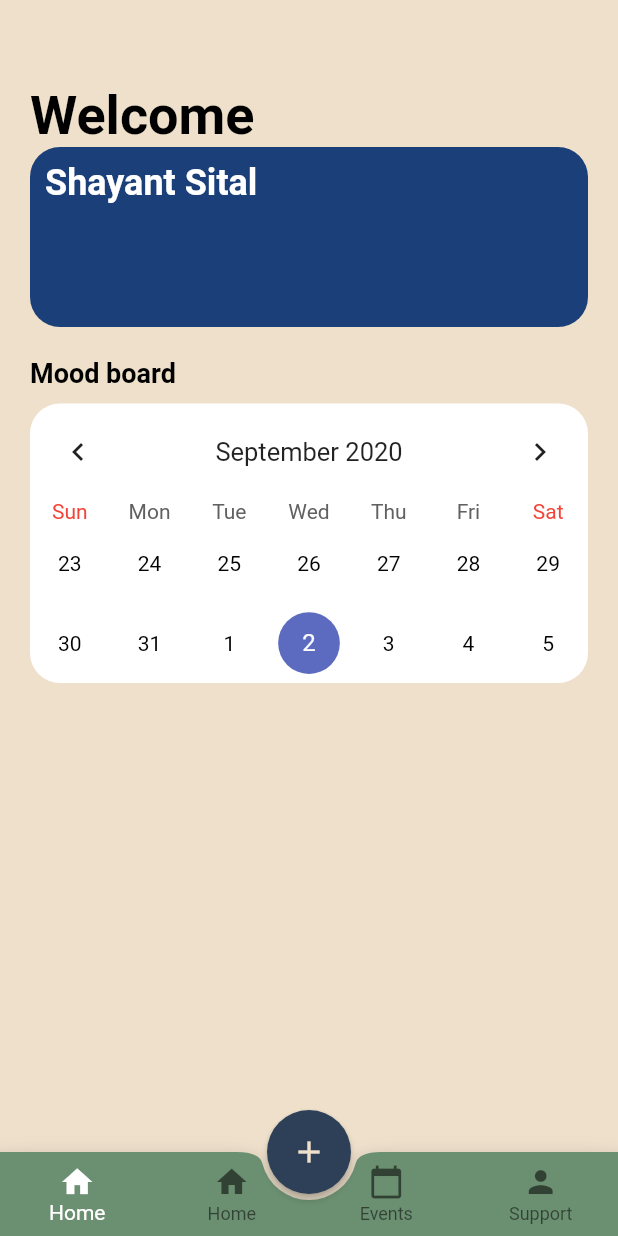
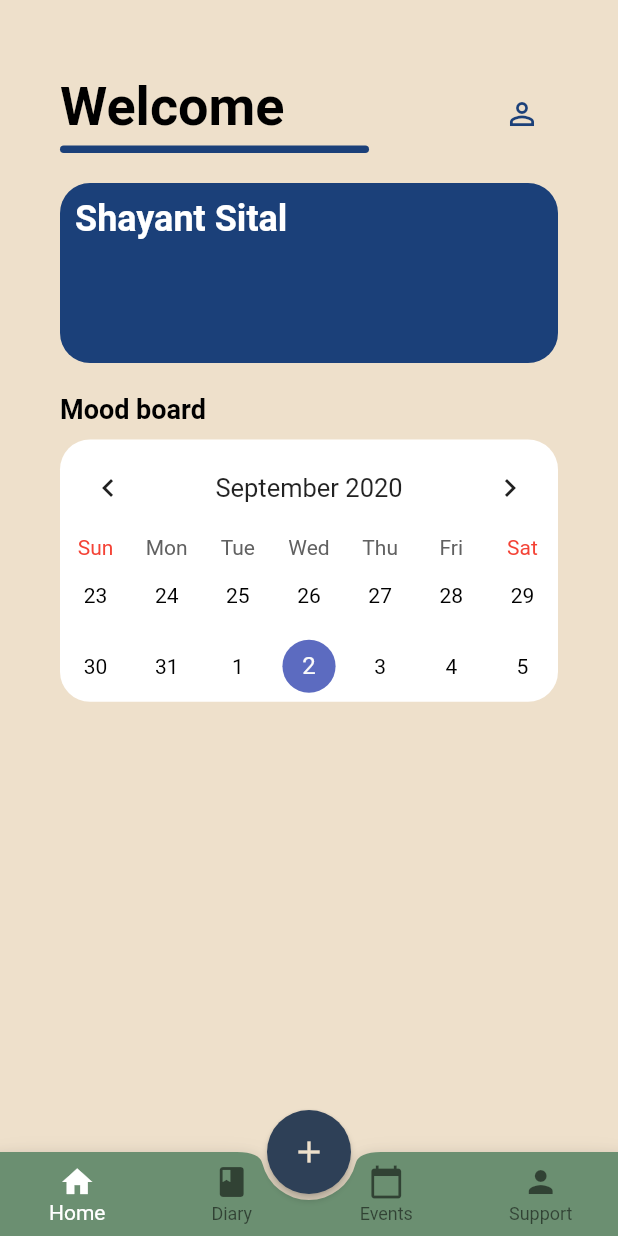
Before and after one commit to shayant98/Yepi, a Flutter app: the screen it shows after launch, on a phone screen of 412 x 824 dp. Run offline on Flutter 3.47's test engine with Material 2 defaults, Android fonts, the phone set to English and light mode, and no system bars; drawn by our look-alikes of table_calendar; our stand-ins replace auto_route, get_it, injectable, stacked, stacked_services.

Commit message:
added home events and diary

```diff
--- a/lib/app/router.dart
+++ b/lib/app/router.dart
@@ -1,5 +1,6 @@
 import 'package:auto_route/auto_route_annotations.dart';
 import 'package:yepi/ui/views/home/home_view.dart';
+import 'package:yepi/ui/views/parent/parent_view.dart';
 import 'package:yepi/ui/views/startup/startup_view.dart';
 
 @MaterialAutoRouter(
@@ -7,6 +8,7 @@ import 'package:yepi/ui/views/startup/startup_view.dart';
     // initial route is named "/"
     MaterialRoute(page: StartupView, initial: true),
     MaterialRoute(page: HomeView),
+    MaterialRoute(page: ParentView),
   ],
 )
 class $Router {}
--- a/lib/main.dart
+++ b/lib/main.dart
@@ -1,4 +1,5 @@
 import 'package:flutter/material.dart';
+import 'package:stacked_services/stacked_services.dart';
 import 'package:yepi/app/locator.dart';
 
 import 'app/router.gr.dart';
@@ -15,7 +16,8 @@ class MyApp extends StatelessWidget {
     return MaterialApp(
       title: 'Yepi',
       theme: ThemeData(backgroundColor: Color(0xFFEEE0CB)),
-      initialRoute: Routes.homeView,
+      navigatorKey: locator<NavigationService>().navigatorKey,
+      initialRoute: Routes.startupView,
       onGenerateRoute: Router().onGenerateRoute,
     );
   }
--- /dev/null
+++ b/lib/ui/dumb_widgets/title_widget.dart
@@ -0,0 +1,51 @@
+import 'package:flutter/material.dart';
+
+class TitleWidget extends StatelessWidget {
+  final String title;
+  const TitleWidget({Key key, this.title}) : super(key: key);
+
+  @override
+  Widget build(BuildContext context) {
+    return Row(
+      mainAxisAlignment: MainAxisAlignment.spaceBetween,
+      children: [
+        Column(
+          mainAxisAlignment: MainAxisAlignment.start,
+          crossAxisAlignment: CrossAxisAlignment.start,
+          children: [
+            Text(
+              title,
+              style: TextStyle(
+                  fontSize: 36,
+                  fontWeight: FontWeight.bold,
+                  color: Colors.black),
+            ),
+            SizedBox(
+              height: 5,
+            ),
+            Container(
+              width: MediaQuery.of(context).size.width * 0.5,
+              height: 5,
+              decoration: BoxDecoration(
+                  color: Color(0xFF1B4079),
+                  borderRadius: BorderRadius.circular(20)),
+            ),
+          ],
+        ),
+        Row(
+          mainAxisSize: MainAxisSize.min,
+          mainAxisAlignment: MainAxisAlignment.spaceAround,
+          children: [
+            IconButton(
+              icon: Icon(Icons.person_outline),
+              onPressed: () {},
+              iconSize: 24,
+              color: Color(0xFF1B4079),
+            ),
+            // IconButton(icon: Icon(Icons.settings), onPressed: () {})
+          ],
+        )
+      ],
+    );
+  }
+}
--- /dev/null
+++ b/lib/ui/views/diary/diary_viewmodel.dart
@@ -0,0 +1,3 @@
+import 'package:stacked/stacked.dart';
+
+class DiaryViewModel extends BaseViewModel {}
--- /dev/null
+++ b/lib/ui/views/events/events_viewmodel.dart
@@ -0,0 +1,6 @@
+import 'package:stacked/stacked.dart';
+import 'package:table_calendar/table_calendar.dart';
+
+class EventsViewModel extends BaseViewModel {
+  CalendarController calendarController = CalendarController();
+}
--- a/lib/ui/views/home/home_view.dart
+++ b/lib/ui/views/home/home_view.dart
@@ -1,31 +1,27 @@
 import 'package:flutter/material.dart';
 import 'package:stacked/stacked.dart';
 import 'package:table_calendar/table_calendar.dart';
+import 'package:yepi/ui/dumb_widgets/title_widget.dart';
 import 'package:yepi/ui/views/home/home_viewmodel.dart';
 
 class HomeView extends StatelessWidget {
   @override
   Widget build(BuildContext context) {
     return ViewModelBuilder<HomeViewModel>.reactive(
-      builder: (context, model, child) => Scaffold(
-        backgroundColor: Theme.of(context).backgroundColor,
-        appBar: AppBar(
-          toolbarOpacity: 0,
-          elevation: 0,
-          backgroundColor: Colors.transparent,
-        ),
-        body: Padding(
+      builder: (context, model, child) => Padding(
         padding: EdgeInsets.symmetric(horizontal: 20),
         child: SingleChildScrollView(
           child: Column(
             crossAxisAlignment: CrossAxisAlignment.start,
             children: [
-                Text(
-                  "Welcome",
-                  style: TextStyle(
-                      fontSize: 36,
-                      fontWeight: FontWeight.bold,
-                      color: Colors.black),
+              SizedBox(
+                height: 50,
+              ),
+              TitleWidget(
+                title: "Welcome",
+              ),
+              SizedBox(
+                height: 20,
               ),
               Container(
                 width: MediaQuery.of(context).size.width,
@@ -94,59 +90,7 @@ class HomeView extends StatelessWidget {
           ),
         ),
       ),
-        floatingActionButtonLocation: FloatingActionButtonLocation.centerDocked,
-        floatingActionButton: FloatingActionButton(
-          backgroundColor: Color(0xFF2E4057),
-          onPressed: () {},
-          tooltip: 'Add Entry',
-          child: Icon(
-            Icons.add,
-            color: Theme.of(context).backgroundColor,
-          ),
-          elevation: 2.0,
-        ),
-        bottomNavigationBar: BottomNav(),
-      ),
       viewModelBuilder: () => HomeViewModel(),
     );
   }
 }
-
-class BottomNav extends StatelessWidget {
-  const BottomNav({
-    Key key,
-  }) : super(key: key);
-
-  @override
-  Widget build(BuildContext context) {
-    return BottomAppBar(
-      clipBehavior: Clip.antiAliasWithSaveLayer,
-      shape: CircularNotchedRectangle(),
-      child: BottomNavigationBar(
-        elevation: 4,
-        backgroundColor: Color(0xFF6B8F71),
-        selectedItemColor: Colors.white,
-        type: BottomNavigationBarType.fixed,
-        currentIndex: 0,
-        items: [
-          BottomNavigationBarItem(
-            icon: Icon(Icons.home),
-            title: Text("Home"),
-          ),
-          BottomNavigationBarItem(
-            icon: Icon(Icons.home),
-            title: Text("Home"),
-          ),
-          BottomNavigationBarItem(
-            icon: Icon(Icons.calendar_today),
-            title: Text("Events"),
-          ),
-          BottomNavigationBarItem(
-            icon: Icon(Icons.person),
-            title: Text("Support"),
-          ),
-        ],
-      ),
-    );
-  }
-}
--- /dev/null
+++ b/lib/ui/views/parent/parent_view.dart
@@ -0,0 +1,146 @@
+import 'package:flutter/material.dart';
+import 'package:stacked/stacked.dart';
+import 'package:yepi/ui/views/diary/diary_view.dart';
+import 'package:yepi/ui/views/events/events_view.dart';
+import 'package:yepi/ui/views/home/home_view.dart';
+import 'package:yepi/ui/views/parent/parent_viewmodel.dart';
+
+class ParentView extends StatelessWidget {
+  final scaffoldState = GlobalKey<ScaffoldState>();
+
+  @override
+  Widget build(BuildContext context) {
+    return ViewModelBuilder<ParentViewModel>.reactive(
+      builder: (context, model, child) => Scaffold(
+        key: scaffoldState,
+        backgroundColor: Theme.of(context).backgroundColor,
+        body: Padding(
+          padding: EdgeInsets.symmetric(horizontal: 20),
+          child: getViewForIndex(model.currentIndex),
+        ),
+        floatingActionButtonLocation: FloatingActionButtonLocation.centerDocked,
+        floatingActionButton: FloatingActionButton(
+          backgroundColor: Color(0xFF2E4057),
+          onPressed: () => _showSheet(),
+          tooltip: 'Add Entry',
+          child: Icon(
+            Icons.add,
+            color: Theme.of(context).backgroundColor,
+          ),
+          elevation: 2.0,
+        ),
+        bottomNavigationBar: BottomAppBar(
+          color: Colors.transparent,
+          clipBehavior: Clip.antiAliasWithSaveLayer,
+          shape: CircularNotchedRectangle(),
+          child: BottomNavigationBar(
+            elevation: 4,
+            backgroundColor: Color(0xFF6B8F71),
+            selectedItemColor: Colors.white,
+            type: BottomNavigationBarType.fixed,
+            currentIndex: model.currentIndex,
+            onTap: model.setIndex,
+            items: [
+              BottomNavigationBarItem(
+                icon: Icon(Icons.home),
+                title: Text("Home"),
+              ),
+              BottomNavigationBarItem(
+                icon: Icon(Icons.book),
+                title: Text("Diary"),
+              ),
+              BottomNavigationBarItem(
+                icon: Icon(Icons.calendar_today),
+                title: Text("Events"),
+              ),
+              BottomNavigationBarItem(
+                icon: Icon(Icons.person),
+                title: Text("Support"),
+              ),
+            ],
+          ),
+        ),
+      ),
+      viewModelBuilder: () => ParentViewModel(),
+    );
+  }
+
+  void _showSheet() {
+    // Show BottomSheet here using the Scaffold state instead ot«f the Scaffold context
+    scaffoldState.currentState
+        .showBottomSheet((context) => SingleChildScrollView(
+              child: Container(
+                height: MediaQuery.of(context).size.height,
+                width: MediaQuery.of(context).size.width,
+                child: Padding(
+                  padding: EdgeInsets.all(20.0),
+                  child: Column(
+                    crossAxisAlignment: CrossAxisAlignment.start,
+                    children: [
+                      SizedBox(
+                        height: 20,
+                      ),
+                      Text(
+                        "Add an entry...",
+                        style: TextStyle(
+                            fontSize: 36,
+                            fontWeight: FontWeight.bold,
+                            color: Colors.black),
+                      ),
+                      SizedBox(
+                        height: 20,
+                      ),
+                      TextField(
+                        keyboardType: TextInputType.multiline,
+                        maxLines: null,
+                        decoration: InputDecoration(
+                          labelText: "Message",
+                          labelStyle: TextStyle(color: Color(0xFF6B8F71)),
+                          focusedBorder: OutlineInputBorder(
+                            borderRadius: BorderRadius.circular(10.0),
+                            borderSide: BorderSide(color: Color(0xFF6B8F71)),
+                          ),
+                          border: OutlineInputBorder(
+                            borderRadius: BorderRadius.circular(10.0),
+                            borderSide: BorderSide(),
+                          ),
+                        ),
+                      ),
+                      Row(
+                        children: [
+                          Switch(
+                            value: false,
+                            onChanged: (value) {},
+                          ),
+                          Text("Public"),
+                        ],
+                      ),
+                      FlatButton(
+                        color: Color(0xFF2E4057),
+                        shape: RoundedRectangleBorder(
+                            borderRadius: BorderRadius.circular(10)),
+                        onPressed: () {},
+                        child:
+                            Text("Add", style: TextStyle(color: Colors.white)),
+                      ),
+                      Divider(),
+                      Text(
+                          "* Only entries marked public are shared on the support board"),
+                    ],
+                  ),
+                ),
+              ),
+            ));
+  }
+}
+
+Widget getViewForIndex(int index) {
+  switch (index) {
+    case 0:
+      return HomeView();
+    case 1:
+      return DiaryView();
+    case 2:
+      return EventsView();
+  }
+}
--- /dev/null
+++ b/lib/ui/views/parent/parent_viewmodel.dart
@@ -0,0 +1,3 @@
+import 'package:stacked/stacked.dart';
+
+class ParentViewModel extends IndexTrackingViewModel {}
```
Also changed, not shown: lib/ui/views/diary/diary_view.dart (added, +94 -0 lines), lib/ui/views/events/events_view.dart (added, +154 -0 lines), lib/ui/views/startup/startup_view.dart (+9 -8 lines), lib/ui/views/startup/startup_viewmodel.dart (+3 -7 lines), lib/app/router.gr.dart. Lines whose indentation alone changed are shown as unchanged.
